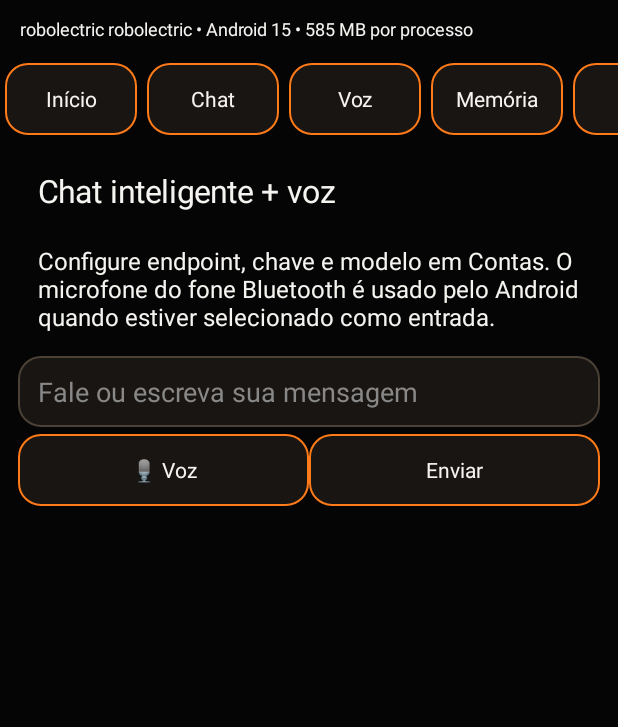
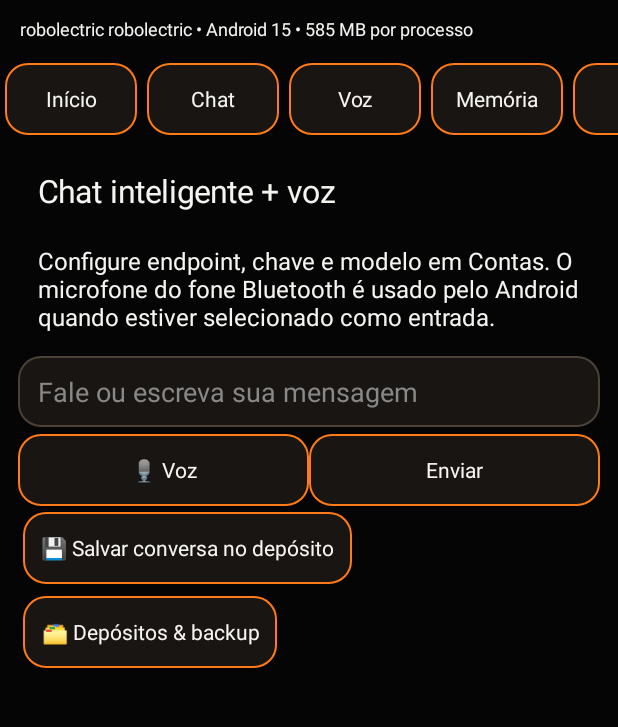
Before and after one commit to cleitongoy-debug/AURION-ONE, an Android app: the screen it shows after launch (MainActivity), after a tap on "Chat", on a phone screen of 412 x 824 dp, the part 79-806 px from its top. Run offline under Robolectric (Android 15) with nearby library versions, the light colour scheme and no system bars; 1 other tap on this screen came first.

Commit message:
feat(android): integra Life Hub v3 ao HUD

```diff
--- a/aurion-mobile-ai/app/src/main/java/one/aurion/mobileai/MainActivity.java
+++ b/aurion-mobile-ai/app/src/main/java/one/aurion/mobileai/MainActivity.java
@@ -41,15 +41,15 @@ public class MainActivity extends Activity implements TextToSpeech.OnInitListene
   TextView tv(String s,int n){TextView v=new TextView(this);v.setText(s);v.setTextColor(FG);v.setTextSize(n);v.setPadding(20,16,20,16);return v;}
   Button btn(String s){Button b=new Button(this);b.setText(s);b.setTextColor(FG);b.setAllCaps(false);b.setTextSize(14);b.setBackground(shape(CARD,ORANGE));b.setPadding(18,12,18,12);LinearLayout.LayoutParams lp=new LinearLayout.LayoutParams(-2,-2);lp.setMargins(5,6,5,6);b.setLayoutParams(lp);return b;}
   EditText field(String hint){EditText e=new EditText(this);e.setHint(hint);e.setTextColor(FG);e.setHintTextColor(Color.GRAY);e.setBackground(shape(CARD,Color.rgb(75,65,55)));e.setPadding(20,17,20,17);LinearLayout.LayoutParams lp=new LinearLayout.LayoutParams(-1,-2);lp.setMargins(0,7,0,7);e.setLayoutParams(lp);return e;}
-  void home(){root=new LinearLayout(this);root.setOrientation(LinearLayout.VERTICAL);root.setBackgroundColor(BG);TextView brand=tv("◉ AURION ONE  •  MOBILE CORE",23);brand.setTextColor(ORANGE);root.addView(brand);status=tv(diag(),12);root.addView(status);HorizontalScrollView hs=new HorizontalScrollView(this);hs.setHorizontalScrollBarEnabled(false);LinearLayout nav=new LinearLayout(this);String[] ns={"Início","Chat","Voz","Memória","Criar","Estúdio","Imagem","Converter","Modelos","Conexões","PC","Bíblia","Contas"};for(String n:ns){Button b=btn(n);b.setOnClickListener(v->screen(n));nav.addView(b);}hs.addView(nav);root.addView(hs);ScrollView sc=new ScrollView(this);body=new LinearLayout(this);body.setOrientation(LinearLayout.VERTICAL);body.setPadding(18,12,18,40);sc.addView(body);root.addView(sc,new LinearLayout.LayoutParams(-1,0,1));setContentView(root);screen("Início");}
+  void home(){root=new LinearLayout(this);root.setOrientation(LinearLayout.VERTICAL);root.setBackgroundColor(BG);TextView brand=tv("◉ AURION ONE  •  MOBILE CORE",23);brand.setTextColor(ORANGE);root.addView(brand);status=tv(diag(),12);root.addView(status);HorizontalScrollView hs=new HorizontalScrollView(this);hs.setHorizontalScrollBarEnabled(false);LinearLayout nav=new LinearLayout(this);String[] ns={"Início","Chat","Voz","Memória","Criar","Estúdio","Imagem","Converter","T8i","Estudos","Clientes","Depósitos","Modelos","Conexões","PC","Bíblia","Contas"};for(String n:ns){Button b=btn(n);b.setOnClickListener(v->screen(n));nav.addView(b);}hs.addView(nav);root.addView(hs);ScrollView sc=new ScrollView(this);body=new LinearLayout(this);body.setOrientation(LinearLayout.VERTICAL);body.setPadding(18,12,18,40);sc.addView(body);root.addView(sc,new LinearLayout.LayoutParams(-1,0,1));setContentView(root);screen("Início");}
   void clear(String title){body.removeAllViews();body.addView(tv(title,21));}
-  void screen(String s){if(s.equals("Início"))dashboard();else if(s.equals("Chat"))chat();else if(s.equals("Voz"))voice();else if(s.equals("Memória"))memory();else if(s.equals("Criar"))create();else if(s.equals("Estúdio"))studio();else if(s.equals("Imagem"))imageLab();else if(s.equals("Converter"))converter();else if(s.equals("Modelos"))models();else if(s.equals("Conexões"))connections();else if(s.equals("PC"))pc();else if(s.equals("Bíblia"))docs();else accounts();}
-  void dashboard(){clear("Painel central");body.addView(card("IA ATIVA",providerSummary()));body.addView(card("MEMÓRIA",secrets.getStringSet("memories",new LinkedHashSet<>()).size()+" caixas persistentes"));body.addView(card("ESTÚDIO","Imagem local pronta • montagem avançada em evolução"));body.addView(card("CONEXÕES","GitHub/Drive por acesso autorizado • PC opcional"));Button talk=btn("🎙 Falar com AURION");talk.setOnClickListener(v->{screen("Chat");listen();});body.addView(talk);}
+  void screen(String s){if(s.equals("Início"))dashboard();else if(s.equals("Chat"))chat();else if(s.equals("Voz"))voice();else if(s.equals("Memória"))memory();else if(s.equals("Criar"))create();else if(s.equals("Estúdio"))studio();else if(s.equals("Imagem"))imageLab();else if(s.equals("Converter"))converter();else if(s.equals("T8i"))AurionLifeHub.showT8i(this);else if(s.equals("Estudos"))AurionLifeHub.showStudies(this);else if(s.equals("Clientes"))AurionLifeHub.showClients(this);else if(s.equals("Depósitos"))AurionLifeHub.showDeposits(this);else if(s.equals("Modelos"))models();else if(s.equals("Conexões"))connections();else if(s.equals("PC"))pc();else if(s.equals("Bíblia"))docs();else accounts();}
+  void dashboard(){clear("Painel central");body.addView(card("IA ATIVA",providerSummary()));body.addView(card("MEMÓRIA",secrets.getStringSet("memories",new LinkedHashSet<>()).size()+" caixas persistentes"));body.addView(card("ESTÚDIO","Imagem local pronta • montagem avançada em evolução"));body.addView(card("CONEXÕES","GitHub/Drive por acesso autorizado • PC opcional"));AurionLifeHub.addDashboardCards(this);Button talk=btn("🎙 Falar com AURION");talk.setOnClickListener(v->{screen("Chat");listen();});body.addView(talk);}
   TextView card(String title,String text){TextView v=tv(title+"\n"+text,16);v.setBackground(shape(CARD,Color.rgb(79,57,36)));LinearLayout.LayoutParams lp=new LinearLayout.LayoutParams(-1,-2);lp.setMargins(0,8,0,8);v.setLayoutParams(lp);return v;}
   String providerSummary(){String[] p={"groq","xai","silicon","pollinations","hf","custom"};StringBuilder s=new StringBuilder();for(String x:p)if(!secrets.getString(x+"_key","").isEmpty())s.append(x).append(" conectado  ");return s.length()==0?"Nenhum provedor configurado":s.toString();}
-  void chat(){clear("Chat inteligente + voz");output=tv("Configure endpoint, chave e modelo em Contas. O microfone do fone Bluetooth é usado pelo Android quando estiver selecionado como entrada.",16);body.addView(output);input=field("Fale ou escreva sua mensagem");body.addView(input);LinearLayout r=new LinearLayout(this);Button mic=btn("🎙 Voz");mic.setOnClickListener(v->listen());Button send=btn("Enviar");send.setOnClickListener(v->chatRequest());r.addView(mic,new LinearLayout.LayoutParams(0,-2,1));r.addView(send,new LinearLayout.LayoutParams(0,-2,1));body.addView(r);}
-  void chatRequest(){String q=input.getText().toString().trim();if(q.isEmpty())return;output.setText("AURION escolhendo a melhor rota...");try{JSONArray a=new JSONArray();a.put(new JSONObject().put("role","system").put("content","Você é AURION ONE. Responda em português, preserve o contexto do operador e seja objetivo."));for(String m:secrets.getStringSet("memories",new LinkedHashSet<>()))a.put(new JSONObject().put("role","system").put("content","Memória autorizada: "+m));a.put(new JSONObject().put("role","user").put("content",q));smartTry(new String[]{"groq","xai","silicon","pollinations","hf","custom"},0,a);}catch(Exception e){output.setText(e.toString());}}
-  void smartTry(String[] order,int pos,JSONArray messages){if(pos>=order.length){ui(()->output.setText("Todos os provedores configurados falharam ou estão sem cota. Verifique Contas."));return;}String p=order[pos],url=secrets.getString(p+"_url",""),key=secrets.getString(p+"_key",""),model=secrets.getString(p+"_model","");if(url.isEmpty()||key.isEmpty()){smartTry(order,pos+1,messages);return;}try{JSONObject j=new JSONObject().put("model",model).put("messages",messages);postStatus(url,key,j,(code,res)->{if(code>=200&&code<300){try{String x=new JSONObject(res).getJSONArray("choices").getJSONObject(0).getJSONObject("message").getString("content");markProvider(p,true);ui(()->{output.setText("Rota: "+p+"\n\n"+x);speak(x);});}catch(Exception e){markProvider(p,false);smartTry(order,pos+1,messages);}}else{markProvider(p,false);ui(()->output.setText("Rota "+p+" indisponível ("+code+"). Tentando outra..."));smartTry(order,pos+1,messages);}});}catch(Exception e){smartTry(order,pos+1,messages);}}
+  void chat(){clear("Chat inteligente + voz");output=tv("Configure endpoint, chave e modelo em Contas. O microfone do fone Bluetooth é usado pelo Android quando estiver selecionado como entrada.",16);body.addView(output);input=field("Fale ou escreva sua mensagem");body.addView(input);LinearLayout r=new LinearLayout(this);Button mic=btn("🎙 Voz");mic.setOnClickListener(v->listen());Button send=btn("Enviar");send.setOnClickListener(v->chatRequest());r.addView(mic,new LinearLayout.LayoutParams(0,-2,1));r.addView(send,new LinearLayout.LayoutParams(0,-2,1));body.addView(r);Button saveConv=btn("💾 Salvar conversa no depósito");saveConv.setOnClickListener(v->AurionLifeHub.exportConversations(this));body.addView(saveConv);Button dep=btn("🗂 Depósitos & backup");dep.setOnClickListener(v->AurionLifeHub.showDeposits(this));body.addView(dep);}
+  void chatRequest(){String q=input.getText().toString().trim();if(q.isEmpty())return;AurionLifeHub.logConversation(this,"user","operador",q);output.setText("AURION escolhendo a melhor rota...");try{JSONArray a=new JSONArray();a.put(new JSONObject().put("role","system").put("content","Você é AURION ONE. Responda em português, preserve o contexto do operador e seja objetivo."));for(String m:secrets.getStringSet("memories",new LinkedHashSet<>()))a.put(new JSONObject().put("role","system").put("content","Memória autorizada: "+m));a.put(new JSONObject().put("role","user").put("content",q));smartTry(new String[]{"groq","xai","silicon","pollinations","hf","custom"},0,a);}catch(Exception e){output.setText(e.toString());}}
+  void smartTry(String[] order,int pos,JSONArray messages){if(pos>=order.length){ui(()->output.setText("Todos os provedores configurados falharam ou estão sem cota. Verifique Contas."));return;}String p=order[pos],url=secrets.getString(p+"_url",""),key=secrets.getString(p+"_key",""),model=secrets.getString(p+"_model","");if(url.isEmpty()||key.isEmpty()){smartTry(order,pos+1,messages);return;}try{JSONObject j=new JSONObject().put("model",model).put("messages",messages);postStatus(url,key,j,(code,res)->{if(code>=200&&code<300){try{String x=new JSONObject(res).getJSONArray("choices").getJSONObject(0).getJSONObject("message").getString("content");markProvider(p,true);ui(()->{output.setText("Rota: "+p+"\n\n"+x);AurionLifeHub.logConversation(this,"assistant",p,x);speak(x);});}catch(Exception e){markProvider(p,false);smartTry(order,pos+1,messages);}}else{markProvider(p,false);ui(()->output.setText("Rota "+p+" indisponível ("+code+"). Tentando outra..."));smartTry(order,pos+1,messages);}});}catch(Exception e){smartTry(order,pos+1,messages);}}
   void markProvider(String p,boolean ok){int n=secrets.getInt("stat_"+p+(ok?"_ok":"_fail"),0)+1;secrets.edit().putInt("stat_"+p+(ok?"_ok":"_fail"),n).apply();}
   void voice(){clear("Voz e capacete");body.addView(card("BOTÃO DO FONE","Play/Pause ou botão do headset chama o microfone enquanto o AURION estiver ativo."));Button settings=btn("Configurar vozes do Android");settings.setOnClickListener(v->{try{startActivity(new Intent("com.android.settings.TTS_SETTINGS"));}catch(Exception e){toast("Abra Configurações > Texto para fala");}});body.addView(settings);SeekBar rate=new SeekBar(this);rate.setMax(150);rate.setProgress((int)(secrets.getFloat("voice_rate",1f)*100-50));body.addView(tv("Velocidade da voz",14));body.addView(rate);SeekBar pitch=new SeekBar(this);pitch.setMax(150);pitch.setProgress((int)(secrets.getFloat("voice_pitch",1f)*100-50));body.addView(tv("Tom da voz",14));body.addView(pitch);Button save=btn("Salvar voz e testar");save.setOnClickListener(v->{voiceRate=(rate.getProgress()+50)/100f;voicePitch=(pitch.getProgress()+50)/100f;secrets.edit().putFloat("voice_rate",voiceRate).putFloat("voice_pitch",voicePitch).apply();tts.setSpeechRate(voiceRate);tts.setPitch(voicePitch);speak("AURION ONE pronto para o capacete.");});body.addView(save);Button mic=btn("🎙 Testar microfone agora");mic.setOnClickListener(v->{screen("Chat");listen();});body.addView(mic);body.addView(tv("Clonagem/treino de voz exige um provedor específico e consentimento da pessoa. Aqui você escolhe e regula as vozes instaladas no POCO.",13));}
   void memory(){clear("Caixas de memória");EditText e=field("Nova memória autorizada: projeto, preferência ou regra");body.addView(e);Button add=btn("＋ Guardar caixa");add.setOnClickListener(v->{String x=e.getText().toString().trim();if(x.isEmpty())return;Set<String> m=new LinkedHashSet<>(secrets.getStringSet("memories",new LinkedHashSet<>()));m.add(x);secrets.edit().putStringSet("memories",m).apply();memory();});body.addView(add);Set<String> ms=new LinkedHashSet<>(secrets.getStringSet("memories",new LinkedHashSet<>()));for(String x:ms){TextView c=card("MEMÓRIA",x);c.setOnLongClickListener(v->{Set<String> m=new LinkedHashSet<>(secrets.getStringSet("memories",new LinkedHashSet<>()));m.remove(x);secrets.edit().putStringSet("memories",m).apply();memory();return true;});body.addView(c);}body.addView(tv("Segure uma caixa para apagar. Estas memórias ficam no aparelho e entram no contexto do chat.",13));}
@@ -78,6 +78,6 @@ public class MainActivity extends Activity implements TextToSpeech.OnInitListene
   void open(String u){startActivity(new Intent(Intent.ACTION_VIEW,Uri.parse(u)));}void ui(Runnable r){runOnUiThread(r);}void toast(String s){ui(()->Toast.makeText(this,s,Toast.LENGTH_LONG).show());}void speak(String s){if(tts!=null)tts.speak(s,TextToSpeech.QUEUE_FLUSH,null,"aurion");}
   public void onInit(int x){if(x==TextToSpeech.SUCCESS){tts.setLanguage(new Locale("pt","BR"));voiceRate=secrets.getFloat("voice_rate",1f);voicePitch=secrets.getFloat("voice_pitch",1f);tts.setSpeechRate(voiceRate);tts.setPitch(voicePitch);}}
   void setupMediaButtons(){mediaSession=new MediaSession(this,"AURIONHeadset");mediaSession.setCallback(new MediaSession.Callback(){@Override public boolean onMediaButtonEvent(Intent i){ui(()->{screen("Chat");listen();});return true;}});mediaSession.setActive(true);}
-  @Override protected void onActivityResult(int request,int result,Intent data){super.onActivityResult(request,result,data);if(result!=RESULT_OK||data==null)return;try{if(request==PICK_IMAGE&&data.getData()!=null){try(InputStream in=getContentResolver().openInputStream(data.getData())){workingBitmap=BitmapFactory.decodeStream(in);}if(preview!=null)preview.setImageBitmap(workingBitmap);}else if(request==PICK_MEDIA){mediaCount=data.getClipData()!=null?data.getClipData().getItemCount():(data.getData()!=null?1:0);if(output!=null)output.setText("Itens selecionados: "+mediaCount);}}catch(Exception e){toast("Falha ao abrir mídia: "+e.getMessage());}}
-  @Override protected void onDestroy(){if(sr!=null)sr.destroy();if(tts!=null)tts.shutdown();if(mediaSession!=null)mediaSession.release();super.onDestroy();}
+  @Override protected void onActivityResult(int request,int result,Intent data){super.onActivityResult(request,result,data);if(AurionLifeHub.onActivityResult(this,request,result,data))return;if(result!=RESULT_OK||data==null)return;try{if(request==PICK_IMAGE&&data.getData()!=null){try(InputStream in=getContentResolver().openInputStream(data.getData())){workingBitmap=BitmapFactory.decodeStream(in);}if(preview!=null)preview.setImageBitmap(workingBitmap);}else if(request==PICK_MEDIA){mediaCount=data.getClipData()!=null?data.getClipData().getItemCount():(data.getData()!=null?1:0);if(output!=null)output.setText("Itens selecionados: "+mediaCount);}}catch(Exception e){toast("Falha ao abrir mídia: "+e.getMessage());}}
+  @Override protected void onDestroy(){AurionLifeHub.shutdown();if(sr!=null)sr.destroy();if(tts!=null)tts.shutdown();if(mediaSession!=null)mediaSession.release();super.onDestroy();}
 }
```
